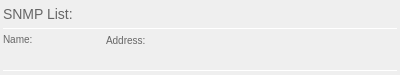
Above: Tools/snmplistwindow.ui from renatoferreirarenatoferreira/quickmon before the change. Below: the same form after it.
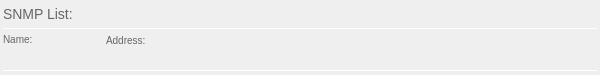
That is the form after the change.

Commit message: Increased area for data in SNMPList tool.

Patch:
```diff
--- a/Tools/snmplistwindow.ui
+++ b/Tools/snmplistwindow.ui
@@ -6,7 +6,7 @@
    <rect>
     <x>0</x>
     <y>0</y>
-    <width>400</width>
+    <width>600</width>
     <height>75</height>
    </rect>
   </property>
@@ -18,13 +18,13 @@
   </property>
   <property name="minimumSize">
    <size>
-    <width>400</width>
+    <width>600</width>
     <height>0</height>
    </size>
   </property>
   <property name="maximumSize">
    <size>
-    <width>400</width>
+    <width>600</width>
     <height>16777215</height>
    </size>
   </property>
```
The commit also changes 1 other file.
